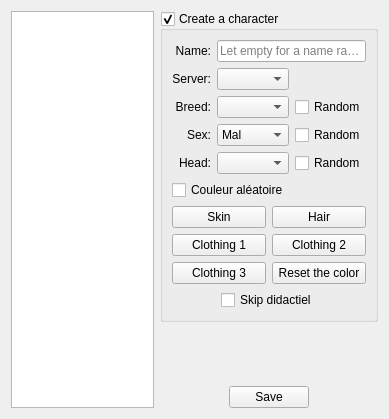
This is src/gui/windows/dialogs/accountmanager/widgets/charactercreatorform.ui in josuesavy/BotDofus as Qt 5 draws it before an edit. The edited form follows.
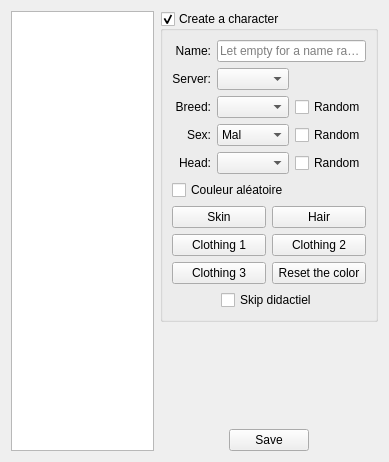
This is the edited form. Icons and pictures are not drawn.

Patch:
```diff
--- a/src/gui/windows/dialogs/accountmanager/widgets/charactercreatorform.ui
+++ b/src/gui/windows/dialogs/accountmanager/widgets/charactercreatorform.ui
@@ -7,7 +7,7 @@
     <x>0</x>
     <y>0</y>
     <width>389</width>
-    <height>419</height>
+    <height>462</height>
    </rect>
   </property>
   <property name="windowTitle">
```
Left out of the diff: 8 changed lines with no effect on the pictures.
